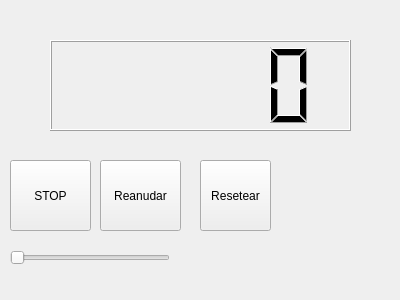
The window that tarea1/ejemplo1/counterDlg.ui (GonzaloJG/robotica) describes before a commit, drawn with Qt 5.
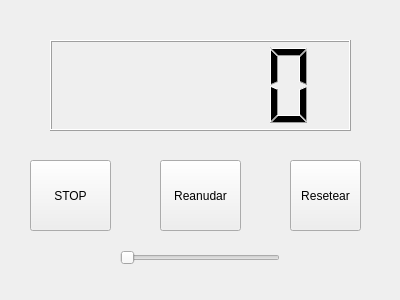
The same window after the commit.

Commit message: Creacion del Slider

The edit to the form file:
```diff
--- a/tarea1/ejemplo1/counterDlg.ui
+++ b/tarea1/ejemplo1/counterDlg.ui
@@ -16,7 +16,7 @@
   <widget class="QPushButton" name="button">
    <property name="geometry">
     <rect>
-     <x>10</x>
+     <x>30</x>
      <y>160</y>
      <width>81</width>
      <height>71</height>
@@ -39,7 +39,7 @@
   <widget class="QPushButton" name="start">
    <property name="geometry">
     <rect>
-     <x>100</x>
+     <x>160</x>
      <y>160</y>
      <width>81</width>
      <height>71</height>
@@ -52,7 +52,7 @@
   <widget class="QPushButton" name="reset">
    <property name="geometry">
     <rect>
-     <x>200</x>
+     <x>290</x>
      <y>160</y>
      <width>71</width>
      <height>71</height>
@@ -65,12 +65,15 @@
   <widget class="QSlider" name="cambiarPeriodo">
    <property name="geometry">
     <rect>
-     <x>10</x>
+     <x>120</x>
      <y>250</y>
      <width>160</width>
      <height>16</height>
     </rect>
    </property>
+   <property name="minimum">
+    <number>1</number>
+   </property>
    <property name="maximum">
     <number>1000</number>
    </property>
```
The commit also changes 2 other files.
